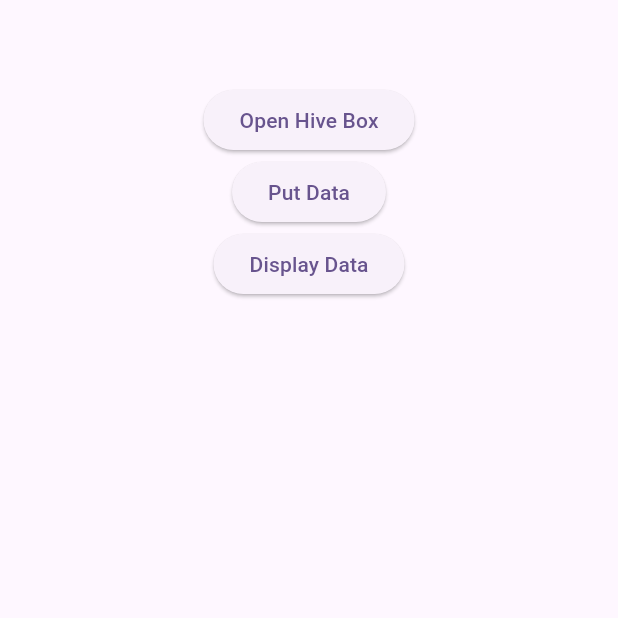
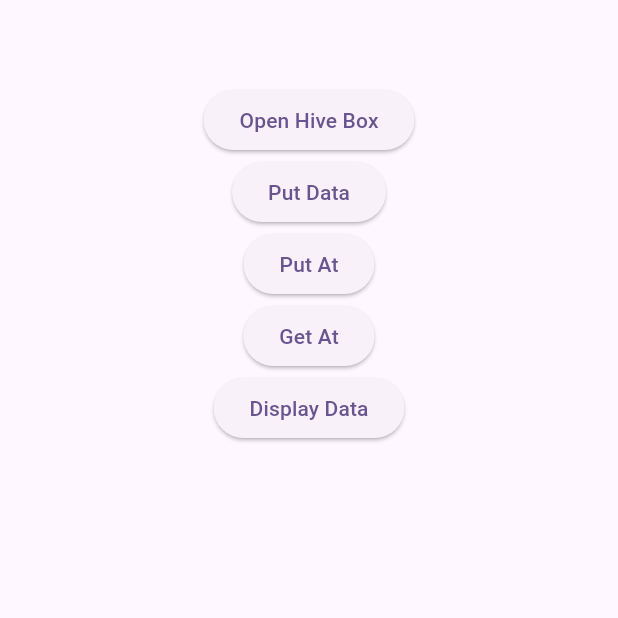
Before and after one commit to androidhands/learn_flutter_hive, a Flutter app: the screen it shows after launch, after a tap on "Put Data", on a phone screen of 412 x 824 dp, the top half of it. Run offline on Flutter 3.47's test engine with Material 3 defaults, Android fonts, the phone set to English and light mode, and no system bars; our stand-ins replace hive_flutter; accounts and stored records are empty.

Commit message:
learned put at and get at

```diff
--- a/lib/test_screen.dart
+++ b/lib/test_screen.dart
@@ -27,15 +27,37 @@ class TestScreen extends StatelessWidget {
                   box.put("age", 35); */
                   box.putAll({
                     "name": "Abdelhamid Ahmed",
+                    9: true,
                     "age": 30,
+                    1: 'Test',
+                    2: 3.14,
+                    3: [1, 2, 3],
                   });
                 },
                 child: Text('Put Data')),
             ElevatedButton(
                 onPressed: () {
+                  // the putAt method is used to put data at a specific index
+                  // it will not create a new key if the key is not present
+                  // it will update the value at the index if the index is already present
+                  // it will not create a new index if the index is not present
+                  // so it will not create a new key if the key is not present
+                  // it collect the int key and arrarngs them in array and used the index to put the value
+                  box.putAt(1, 'Abdo');
+                },
+                child: Text('Put At')),
+            ElevatedButton(
+                onPressed: () {
+                  box.getAt(0);
+                },
+                child: Text('Get At')),
+            ElevatedButton(
+                onPressed: () {
                   String? name = box.get("name");
                   int? age = box.get("age");
-                  print('Name: $name, Age: $age');
+
+                  print(
+                      'Name: $name, Age: $age 9: ${box.get(9)} 1: ${box.get(1)} 2: ${box.get(2)} 3: ${box.get(3)}   ');
                 },
                 child: Text('Display Data')),
           ],
```
